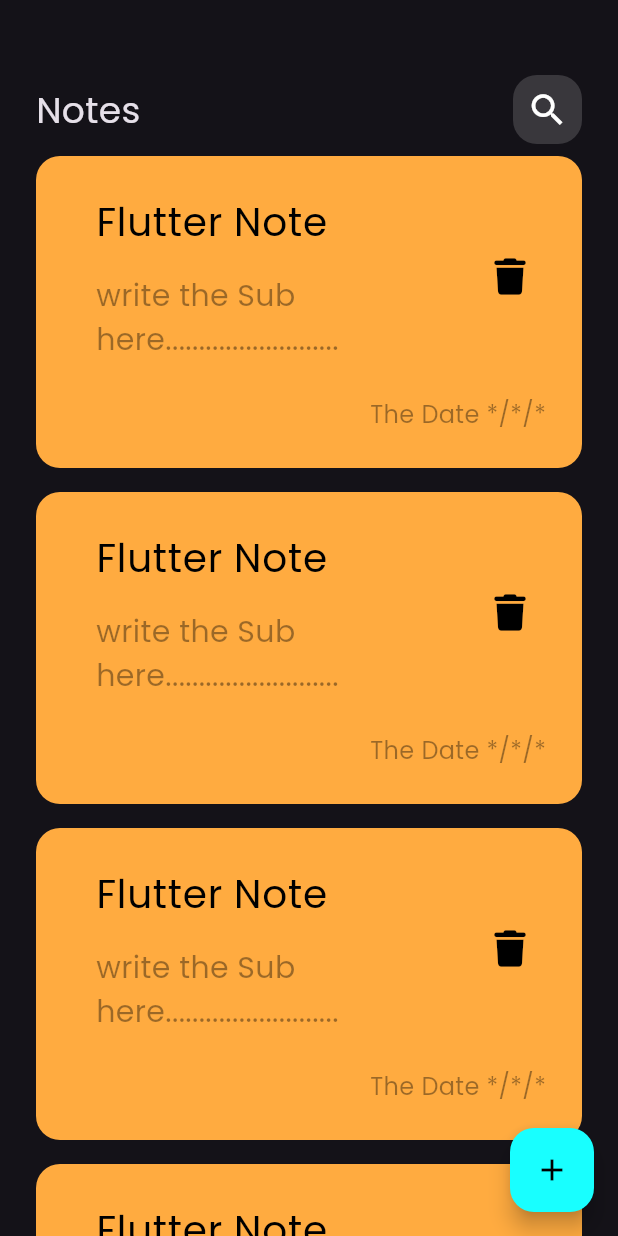
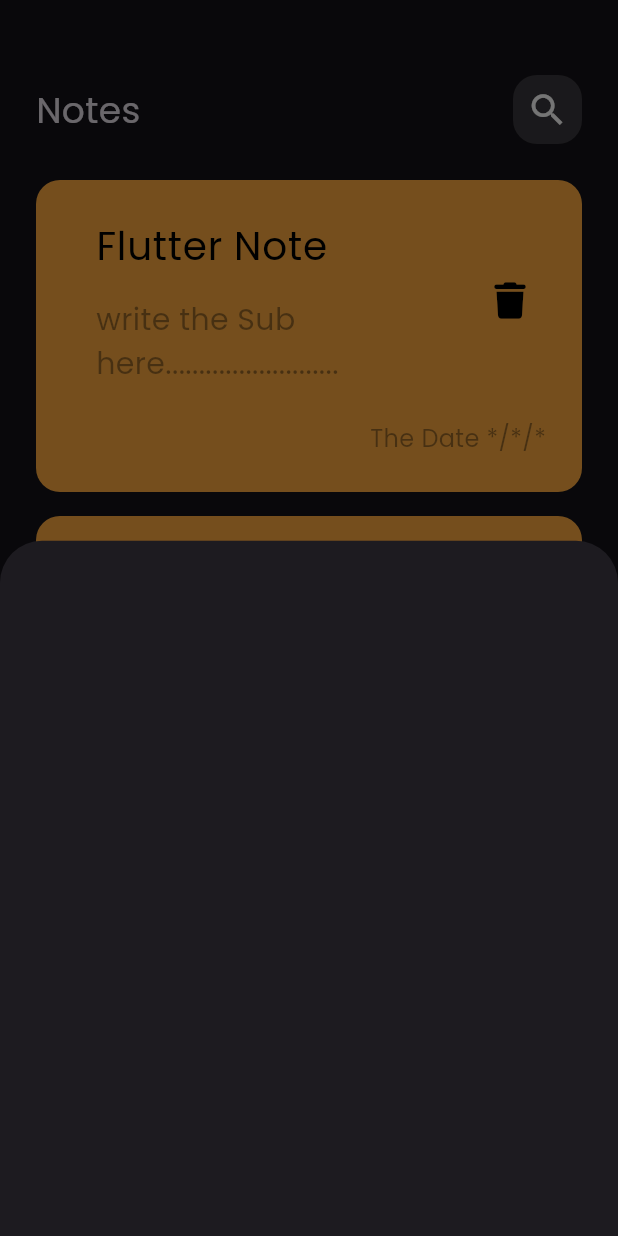
Before and after one commit to ahmedFarouk-code/notes_app, a Flutter app: the screen it shows after launch, after a tap on the "add" icon, on a phone screen of 412 x 824 dp. Run offline on Flutter 3.47's test engine with Material 3 defaults, Android fonts, the phone set to English and light mode, and no system bars; our stand-ins replace font_awesome_flutter.

Commit message:
show Modal Bottom Sheet

```diff
--- a/lib/views/notes_view.dart
+++ b/lib/views/notes_view.dart
@@ -1,4 +1,5 @@
 import 'package:flutter/material.dart';
+import 'package:notes_app/widgets/add_note_bottom_sheet.dart';
 import 'package:notes_app/widgets/notes_view_body.dart';
 
 class NotesView extends StatelessWidget {
@@ -8,7 +9,14 @@ class NotesView extends StatelessWidget {
   Widget build(BuildContext context) {
     return Scaffold(
       floatingActionButton: FloatingActionButton(
-        onPressed: () {},
+        onPressed: () {
+          showModalBottomSheet(
+            context: context,
+            builder: (context) {
+              return AddNoteBottomSheet();
+            },
+          );
+        },
         backgroundColor: Colors.cyanAccent,
         child: Icon(Icons.add, color: Colors.black),
       ),
--- /dev/null
+++ b/lib/widgets/add_note_bottom_sheet.dart
@@ -0,0 +1,10 @@
+import 'package:flutter/material.dart';
+
+class AddNoteBottomSheet extends StatelessWidget {
+  const AddNoteBottomSheet({super.key});
+
+  @override
+  Widget build(BuildContext context) {
+    return Container();
+  }
+}
--- a/lib/widgets/notes_list_view.dart
+++ b/lib/widgets/notes_list_view.dart
@@ -6,13 +6,17 @@ class NotesListView extends StatelessWidget {
 
   @override
   Widget build(BuildContext context) {
-    return ListView.builder(
+    return Padding(
+      padding: const EdgeInsets.symmetric(vertical: 16),
+      child: ListView.builder(
+        padding: EdgeInsets.zero,
         itemBuilder: (context, index) {
           return const Padding(
             padding: EdgeInsets.symmetric(vertical: 8),
             child: NoteIcon(),
           );
         },
+      ),
     );
   }
 }
```
Lines whose indentation alone changed are shown as unchanged.
